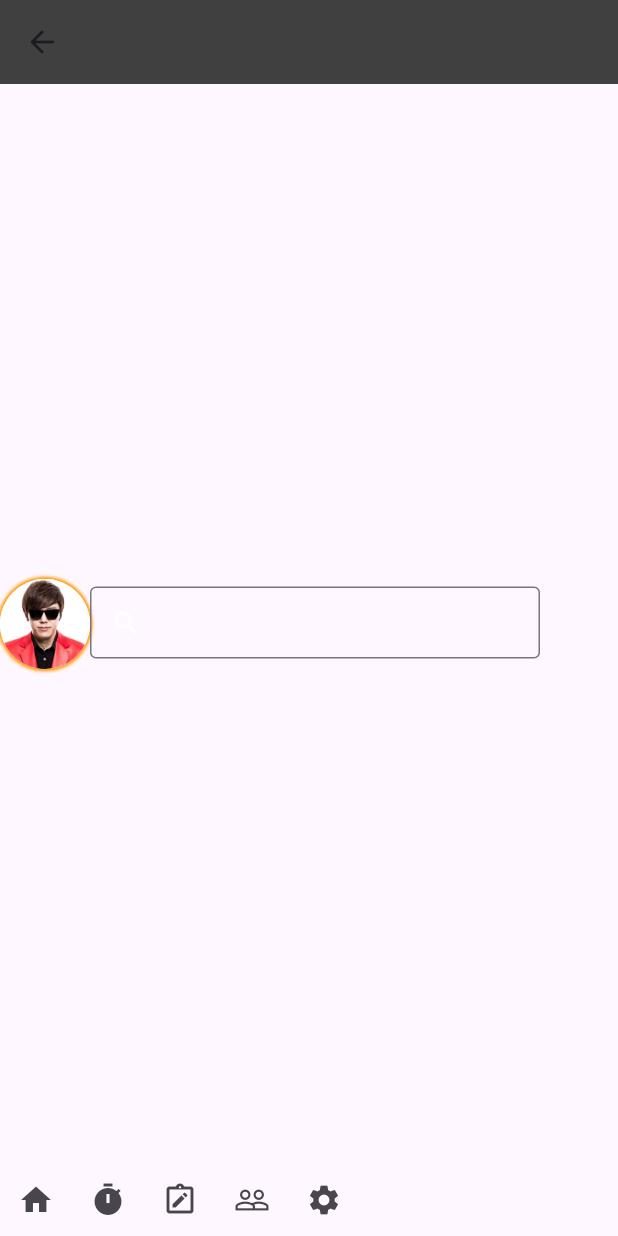
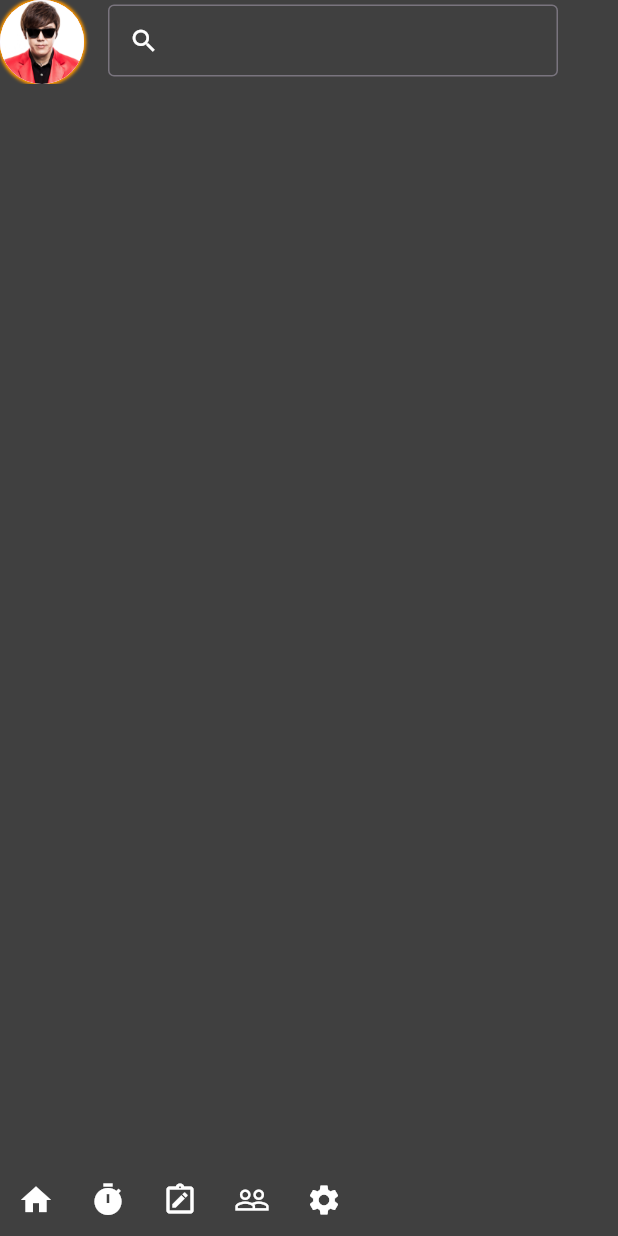
Before and after one commit to nayu104/game-talk-frontend, a Flutter app: the Home screen opened directly, on a phone screen of 412 x 824 dp. Run offline on Flutter 3.47's test engine with Material 3 defaults, Android fonts, the phone set to English and light mode, and no system bars; our stand-ins replace google_fonts, image_picker, stop_watch_timer, vibration.

Commit message:
ログインAPI接続実装＆home画面開拓

```diff
--- a/lib/Widget/bottom_navigation.dart
+++ b/lib/Widget/bottom_navigation.dart
@@ -14,23 +14,23 @@ class _bottom_navigation extends State<bottom_navigation> {
         children: [
           IconButton(
             onPressed: (){},
-            icon: Icon(Icons.home),
+            icon: Icon(Icons.home,color: Colors.white,),
           ),
           IconButton(
             onPressed: (){},
-            icon: Icon(Icons.timer),
+            icon: Icon(Icons.timer,color: Colors.white,),
           ),
           IconButton(
             onPressed: (){},
-            icon: Icon(Icons.note_alt_outlined),
+            icon: Icon(Icons.note_alt_outlined,color: Colors.white,),
           ),
           IconButton(
             onPressed: (){},
-            icon: Icon(Icons.people_outline),
+            icon: Icon(Icons.people_outline,color: Colors.white,),
           ),
           IconButton(
             onPressed: (){},
-            icon: Icon(Icons.settings),
+            icon: Icon(Icons.settings,color: Colors.white,),
           ),
         ],
       );
--- a/lib/home.dart
+++ b/lib/home.dart
@@ -18,12 +18,15 @@ class _MyHome extends State<Home> {
   @override
   Widget build(BuildContext context) {
     return Scaffold(
-      appBar: AppBar(backgroundColor: Color(0xFF404040)),
+      backgroundColor: Color(0xFF404040),
+      appBar: AppBar(
+          backgroundColor: Color(0xFF404040),
+          title:FormatTextField(Width: 300,iconData: Icons.search),
+          leading:UserIcon(size: 30)//TODOサイズが意図どおりに動かない,なんでだ
+      ),
 
       body:Row(
         children: [
-        UserIcon(size: 30),
-          FormatTextField(Width: 300,iconData: Icons.search),
           UIDivider(),//TODO:DB接続＆掲示板実装、2025.03.31
       ],
       ),
--- a/lib/main.dart
+++ b/lib/main.dart
@@ -22,7 +22,7 @@ class MyApp extends StatelessWidget {
       //home: const MyHomePage(),
       initialRoute: "/", //画面遷移path登録.initialRoute:が起動時の画面指定
       routes: <String, WidgetBuilder>{
-        "/": (BuildContext context) => const Login(),
+        "/": (BuildContext context) => const Home(),
         "/add_friend": (BuildContext context) => const AddFriend(),
        //'/login':(BuildContext context) => const Login(),
         //'/timer':(BuildContext context) => const Timer(),
--- a/lib/sign_up.dart
+++ b/lib/sign_up.dart
@@ -15,6 +15,7 @@ class SignUP extends StatefulWidget {
   State<SignUP> createState() => _SignUP();
 }
 class _SignUP extends State<SignUP> {
+
   final nameController = TextEditingController();
   final passwordController = TextEditingController();
 
@@ -22,10 +23,8 @@ class _SignUP extends State<SignUP> {
     final name = nameController.text;
     final pass = passwordController.text;
 
-    final url = Uri.http("172.20.10.4:5000","/signup");
-
     final response = await http.post(
-      url,
+      Uri.http("172.20.10.4:5000","/signup"),
       headers: {"Content-Type":"application/json"},//jsonで送る合図
       body: jsonEncode({//json変換＆postする中身
         "username":name,
```
Also changed, not shown: lib/login.dart (+20 -0 lines).
